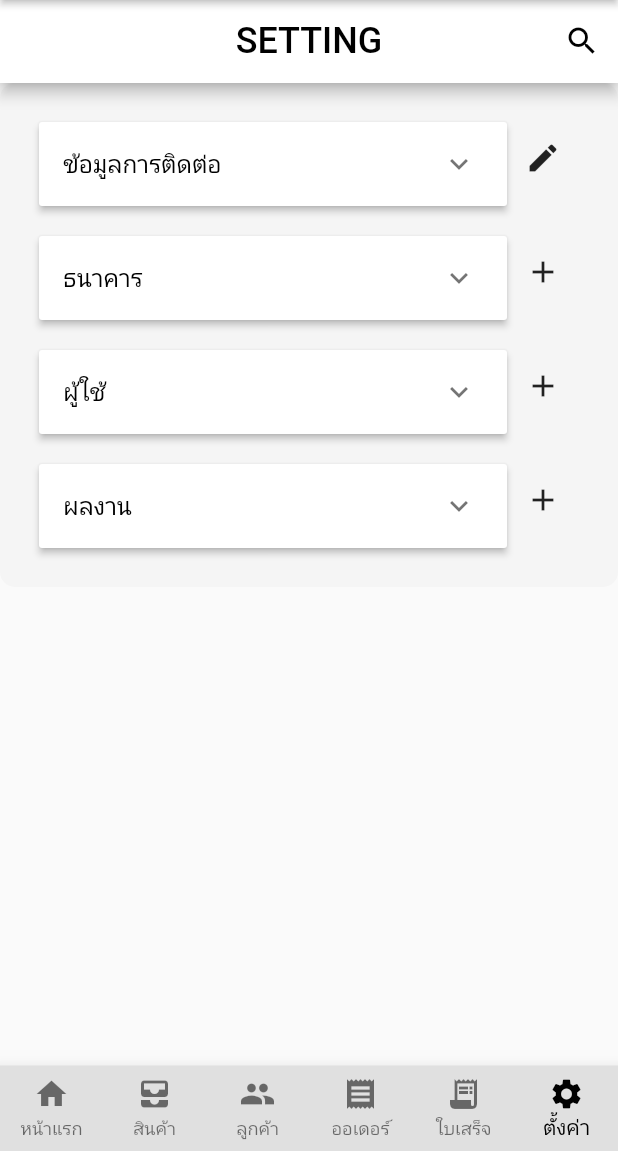
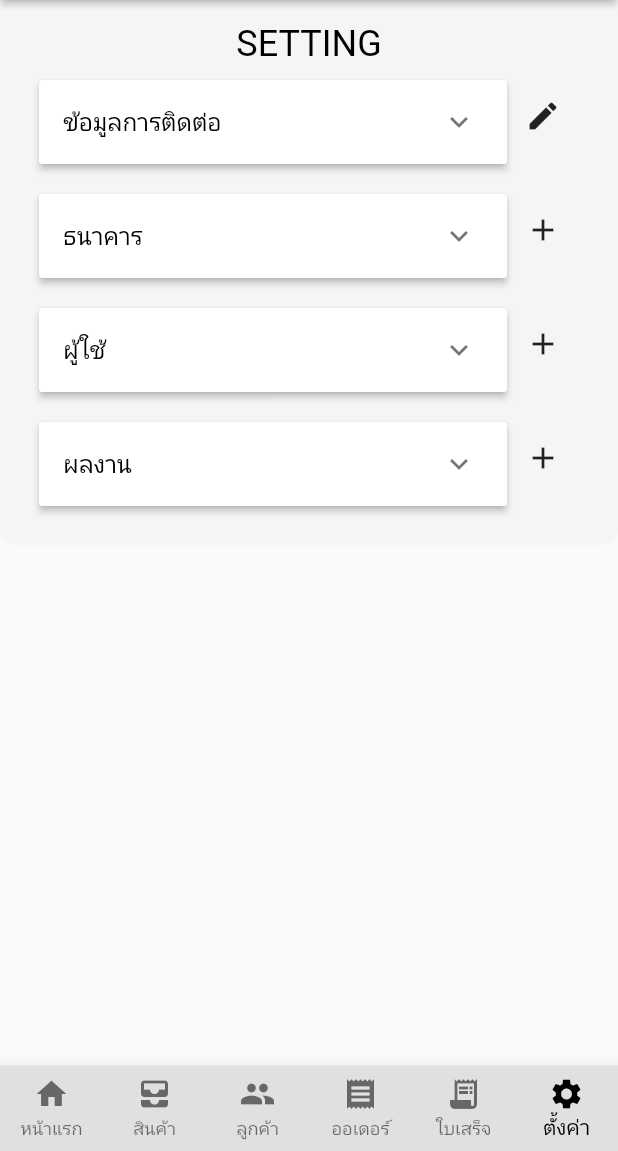
Before and after one commit to mix23456/Decorative, a Flutter app: the screen it shows after launch, item 6 of the bottom bar chosen, on a phone screen of 412 x 824 dp, the part 85-1236 px from its top. Run offline on Flutter 3.47's test engine with Material 2 defaults, Android fonts, the phone set to English and light mode, and no system bars; our stand-ins replace carousel_slider, dotted_border, dropdown_button2, geolocator, google_fonts, google_maps_flutter and 1 more; missing offline and left inert: syncfusion_flutter_core; network calls fail; Roboto replaces fonts that are missing (Kanit); project files that could hold a hidden picture were left out.

Commit message:
delete appbar

```diff
--- a/lib/screen/page/setting_screen.dart
+++ b/lib/screen/page/setting_screen.dart
@@ -22,33 +22,6 @@ class _SettingScreenState extends State<SettingScreen> {
   @override
   Widget build(BuildContext context) {
     return Scaffold(
-      appBar: AppBar(
-        backgroundColor: Colors.white,
-        centerTitle: true,
-        title: Text(
-          'SETTING',
-          style: GoogleFonts.kanit(color: Colors.black, fontSize: subtitle),
-        ),
-        actions: [
-          PopupMenuButton(
-            icon: const Icon(
-              Icons.search,
-              color: colorBlack,
-            ),
-            itemBuilder: (context) {
-              return [
-                PopupMenuItem<int>(
-                  child: TextField(
-                    decoration: InputDecoration(
-                        hintText: 'ค้นหา',
-                        hintStyle: GoogleFonts.kanit(color: colortext2)),
-                  ),
-                ),
-              ];
-            },
-          ),
-        ],
-      ),
       body: SingleChildScrollView(
         child: Container(
           // height: 230,
@@ -60,6 +33,10 @@ class _SettingScreenState extends State<SettingScreen> {
             // color: Colors.amber,
           ),
           child: Column(children: [
+            Text(
+              'SETTING',
+              style: GoogleFonts.kanit(color: Colors.black, fontSize: subtitle),
+            ),
             Container(
               margin: const EdgeInsets.all(10),
               child: Row(
```
